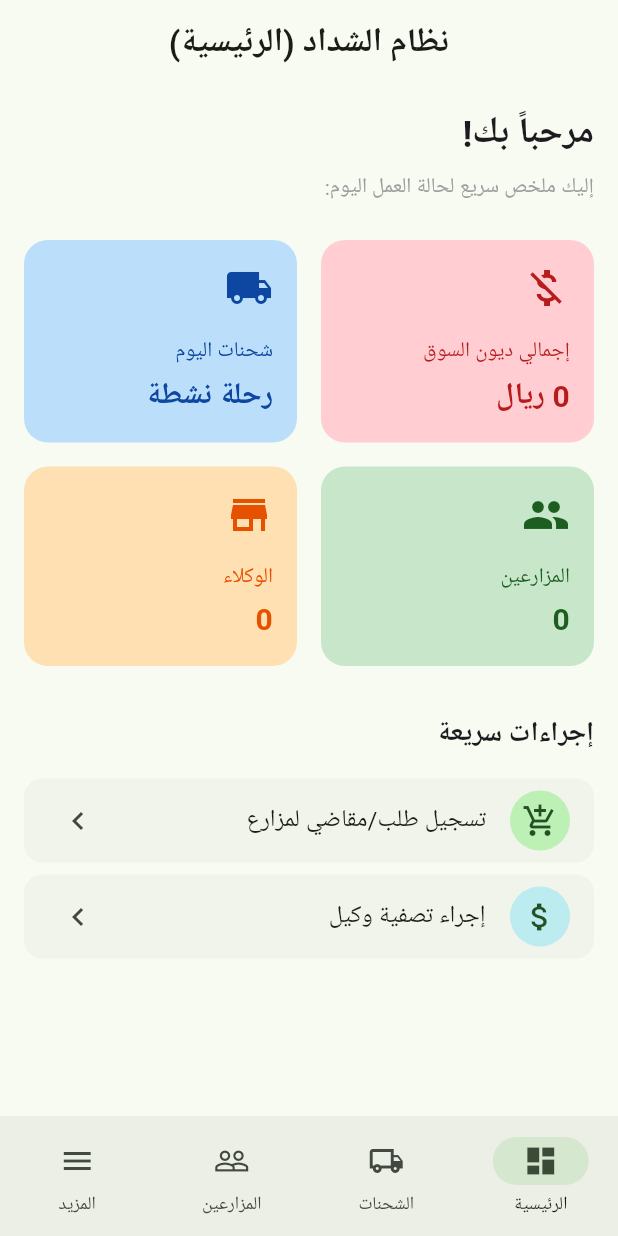
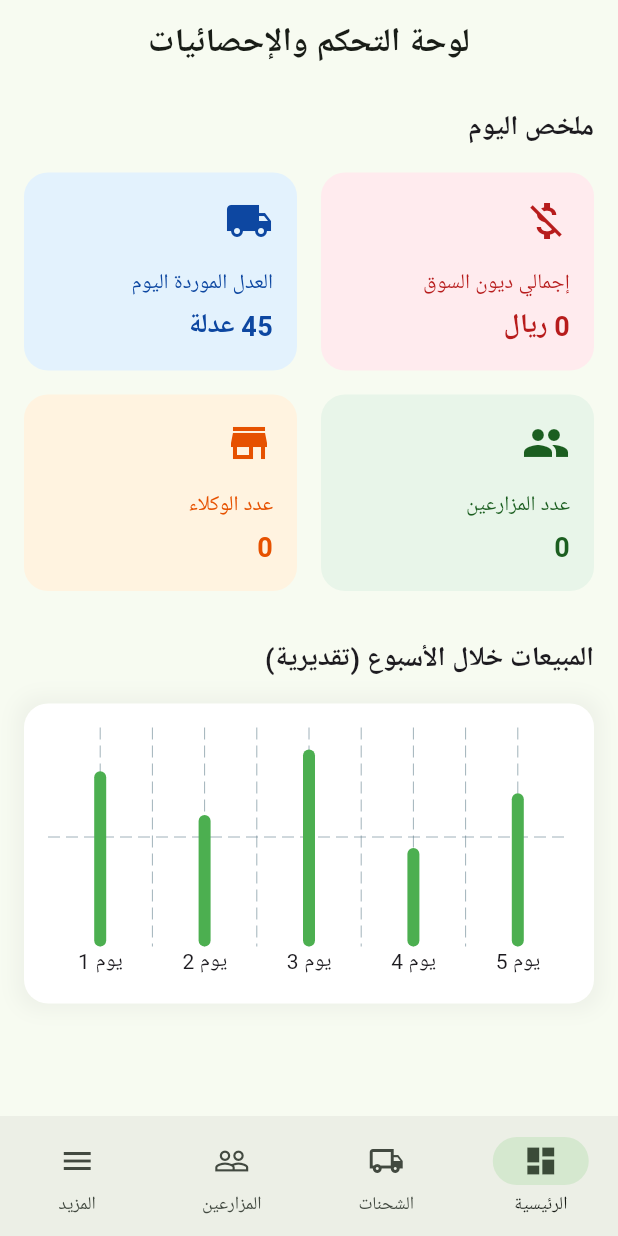
Before and after one commit to testlabt0-lab/Kate_app, a Flutter app: the screen it shows after launch, on a phone screen of 412 x 824 dp. Run offline on Flutter 3.47's test engine with Material 3 defaults, Android fonts, the phone set to English and light mode, and no system bars; drawn by our look-alikes of fl_chart; our stand-ins replace flutter_typeahead, google_fonts, pdf, printing, shared_preferences, supabase_flutter; accounts and stored records are empty; Roboto replaces fonts that are missing (Cairo).

Commit message:
feat: daily pricing, SMS tracking, visual analytics, and pdf invoicing
- Add Daily Prices database table and management screen.
- Add "Send SMS to Farmers" bulk capability via url_launcher to simplify price notification.
- Implement an interactive Bar Chart using fl_chart on the dashboard.
- Create automated Arabic PDF Invoice generation using the `pdf` and `printing` packages in the settlements screen.
- Refined the Supabase data models to support deductions.

Co-authored-by: testlabt0-lab <252477442+testlabt0-lab@users.noreply.github.com>

```diff
--- a/lib/screens/home_dashboard_screen.dart
+++ b/lib/screens/home_dashboard_screen.dart
@@ -1,5 +1,6 @@
 import 'package:flutter/material.dart';
 import 'package:provider/provider.dart';
+import 'package:fl_chart/fl_chart.dart';
 import '../providers/app_provider.dart';
 
 class HomeDashboardScreen extends StatelessWidget {
@@ -9,7 +10,7 @@ class HomeDashboardScreen extends StatelessWidget {
   Widget build(BuildContext context) {
     return Scaffold(
       appBar: AppBar(
-        title: const Text('نظام الشداد (الرئيسية)', style: TextStyle(fontWeight: FontWeight.bold)),
+        title: const Text('لوحة التحكم والإحصائيات', style: TextStyle(fontWeight: FontWeight.bold)),
         centerTitle: true,
         elevation: 0,
         backgroundColor: Colors.transparent,
@@ -21,7 +22,6 @@ class HomeDashboardScreen extends StatelessWidget {
             return const Center(child: CircularProgressIndicator());
           }
 
-          // Calculate some quick stats
           double totalMarketDebt = provider.farmers.fold(0.0, (sum, f) => sum + f.totalDebt);
           int totalFarmers = provider.farmers.length;
           int totalAgents = provider.agents.length;
@@ -31,90 +31,56 @@ class HomeDashboardScreen extends StatelessWidget {
             child: ListView(
               padding: const EdgeInsets.all(16),
               children: [
-                const Text('مرحباً بك!', style: TextStyle(fontSize: 24, fontWeight: FontWeight.bold)),
-                const SizedBox(height: 8),
-                const Text('إليك ملخص سريع لحالة العمل اليوم:', style: TextStyle(color: Colors.grey)),
-                const SizedBox(height: 24),
+                const Text('ملخص اليوم', style: TextStyle(fontSize: 18, fontWeight: FontWeight.bold)),
+                const SizedBox(height: 16),
 
-                // Main Stats Row
                 Row(
                   children: [
-                    Expanded(
-                      child: _buildStatCard(
-                        context,
-                        title: 'إجمالي ديون السوق',
-                        value: '${totalMarketDebt.toStringAsFixed(0)} ريال',
-                        icon: Icons.money_off,
-                        color: Colors.red.shade100,
-                        textColor: Colors.red.shade900,
-                      ),
-                    ),
+                    Expanded(child: _buildStatCard(context, title: 'إجمالي ديون السوق', value: '${totalMarketDebt.toStringAsFixed(0)} ريال', icon: Icons.money_off, color: Colors.red.shade50, textColor: Colors.red.shade900)),
                     const SizedBox(width: 16),
-                    Expanded(
-                      child: _buildStatCard(
-                        context,
-                        title: 'شحنات اليوم',
-                        value: 'رحلة نشطة', // Dynamic later
-                        icon: Icons.local_shipping,
-                        color: Colors.blue.shade100,
-                        textColor: Colors.blue.shade900,
-                      ),
-                    ),
+                    Expanded(child: _buildStatCard(context, title: 'العدل الموردة اليوم', value: '45 عدلة', icon: Icons.local_shipping, color: Colors.blue.shade50, textColor: Colors.blue.shade900)),
                   ],
                 ),
                 const SizedBox(height: 16),
-
-                // Secondary Stats Row
                 Row(
                   children: [
-                    Expanded(
-                      child: _buildStatCard(
-                        context,
-                        title: 'المزارعين',
-                        value: '$totalFarmers',
-                        icon: Icons.people,
-                        color: Colors.green.shade100,
-                        textColor: Colors.green.shade900,
-                      ),
-                    ),
+                    Expanded(child: _buildStatCard(context, title: 'عدد المزارعين', value: '$totalFarmers', icon: Icons.people, color: Colors.green.shade50, textColor: Colors.green.shade900)),
                     const SizedBox(width: 16),
-                    Expanded(
-                      child: _buildStatCard(
-                        context,
-                        title: 'الوكلاء',
-                        value: '$totalAgents',
-                        icon: Icons.store,
-                        color: Colors.orange.shade100,
-                        textColor: Colors.orange.shade900,
-                      ),
-                    ),
+                    Expanded(child: _buildStatCard(context, title: 'عدد الوكلاء', value: '$totalAgents', icon: Icons.store, color: Colors.orange.shade50, textColor: Colors.orange.shade900)),
                   ],
                 ),
+
                 const SizedBox(height: 32),
+                const Text('المبيعات خلال الأسبوع (تقديرية)', style: TextStyle(fontSize: 18, fontWeight: FontWeight.bold)),
+                const SizedBox(height: 16),
 
-                // Quick Actions
-                const Text('إجراءات سريعة', style: TextStyle(fontSize: 18, fontWeight: FontWeight.bold)),
-                const SizedBox(height: 16),
-                ListTile(
-                  leading: CircleAvatar(backgroundColor: Theme.of(context).colorScheme.primaryContainer, child: const Icon(Icons.add_shopping_cart)),
-                  title: const Text('تسجيل طلب/مقاضي لمزارع'),
-                  trailing: const Icon(Icons.chevron_right),
-                  tileColor: Theme.of(context).colorScheme.surfaceContainerHighest.withOpacity(0.3),
-                  shape: RoundedRectangleBorder(borderRadius: BorderRadius.circular(12)),
-                  onTap: () {
-                    // Navigate to Add Order quickly
-                  },
-                ),
-                const SizedBox(height: 8),
-                ListTile(
-                  leading: CircleAvatar(backgroundColor: Theme.of(context).colorScheme.tertiaryContainer, child: const Icon(Icons.attach_money)),
-                  title: const Text('إجراء تصفية وكيل'),
-                  trailing: const Icon(Icons.chevron_right),
-                  tileColor: Theme.of(context).colorScheme.surfaceContainerHighest.withOpacity(0.3),
-                  shape: RoundedRectangleBorder(borderRadius: BorderRadius.circular(12)),
-                  onTap: () {
-                    // Navigate to Settlements quickly
-                  },
+                // Chart section
+                Container(
+                  height: 200,
+                  padding: const EdgeInsets.all(16),
+                  decoration: BoxDecoration(color: Colors.white, borderRadius: BorderRadius.circular(16), boxShadow: [BoxShadow(color: Colors.grey.withOpacity(0.1), blurRadius: 10, spreadRadius: 5)]),
+                  child: BarChart(
+                    BarChartData(
+                      alignment: BarChartAlignment.spaceAround,
+                      maxY: 100,
+                      barTouchData: BarTouchData(enabled: false),
+                      titlesData: FlTitlesData(
+                        show: true,
+                        bottomTitles: AxisTitles(sideTitles: SideTitles(showTitles: true, getTitlesWidget: (val, meta) => Text('يوم ${val.toInt()}'))),
+                        leftTitles: const AxisTitles(sideTitles: SideTitles(showTitles: false)),
+                        topTitles: const AxisTitles(sideTitles: SideTitles(showTitles: false)),
+                        rightTitles: const AxisTitles(sideTitles: SideTitles(showTitles: false)),
+                      ),
+                      borderData: FlBorderData(show: false),
+                      barGroups: [
+                        BarChartGroupData(x: 1, barRods: [BarChartRodData(toY: 80, color: Colors.green)]),
+                        BarChartGroupData(x: 2, barRods: [BarChartRodData(toY: 60, color: Colors.green)]),
+                        BarChartGroupData(x: 3, barRods: [BarChartRodData(toY: 90, color: Colors.green)]),
+                        BarChartGroupData(x: 4, barRods: [BarChartRodData(toY: 45, color: Colors.green)]),
+                        BarChartGroupData(x: 5, barRods: [BarChartRodData(toY: 70, color: Colors.green)]),
+                      ],
+                    ),
+                  ),
                 ),
               ],
             ),
@@ -127,10 +93,7 @@ class HomeDashboardScreen extends StatelessWidget {
   Widget _buildStatCard(BuildContext context, {required String title, required String value, required IconData icon, required Color color, required Color textColor}) {
     return Container(
       padding: const EdgeInsets.all(16),
-      decoration: BoxDecoration(
-        color: color,
-        borderRadius: BorderRadius.circular(16),
-      ),
+      decoration: BoxDecoration(color: color, borderRadius: BorderRadius.circular(16)),
       child: Column(
         crossAxisAlignment: CrossAxisAlignment.start,
         children: [
@@ -138,7 +101,7 @@ class HomeDashboardScreen extends StatelessWidget {
           const SizedBox(height: 16),
           Text(title, style: TextStyle(color: textColor, fontWeight: FontWeight.w500)),
           const SizedBox(height: 4),
-          Text(value, style: TextStyle(color: textColor, fontSize: 20, fontWeight: FontWeight.bold)),
+          Text(value, style: TextStyle(color: textColor, fontSize: 18, fontWeight: FontWeight.bold)),
         ],
       ),
     );
--- a/lib/screens/more_menu_screen.dart
+++ b/lib/screens/more_menu_screen.dart
@@ -6,6 +6,7 @@ import 'farmer_orders_screen.dart';
 import 'settlements_screen.dart';
 import 'qat_types_screen.dart';
 import 'lost_items_screen.dart';
+import 'daily_prices_screen.dart';
 
 class MoreMenuScreen extends StatelessWidget {
   const MoreMenuScreen({super.key});
@@ -18,6 +19,7 @@ class MoreMenuScreen extends StatelessWidget {
         children: [
           _buildListTile(context, 'الوكلاء (العملاء)', Icons.store, const AgentsScreen()),
           _buildListTile(context, 'أنواع القات والعمولات', Icons.category, const QatTypesScreen()),
+          _buildListTile(context, 'الأسعار اليومية والرسائل SMS', Icons.monetization_on, const DailyPricesScreen(), iconColor: Colors.amber.shade700),
           _buildListTile(context, 'الناقلين', Icons.local_shipping, const TransportersScreen()),
           const Divider(),
           _buildListTile(context, 'تتبع الضياع (العدل المفقودة)', Icons.warning_amber_rounded, const LostItemsScreen(), iconColor: Colors.red),
--- a/lib/screens/settlements_screen.dart
+++ b/lib/screens/settlements_screen.dart
@@ -2,6 +2,7 @@ import 'package:flutter/material.dart';
 import 'package:provider/provider.dart';
 import '../providers/app_provider.dart';
 import '../models/agent.dart';
+import '../services/pdf_invoice_service.dart';
 
 class SettlementsScreen extends StatefulWidget {
   const SettlementsScreen({super.key});
@@ -39,7 +40,7 @@ class _SettlementsScreenState extends State<SettlementsScreen> {
                           const Text('تقرير التصفية المبدئي', style: TextStyle(fontSize: 20, fontWeight: FontWeight.bold)),
                           Text('الحوالة: ${amountController.text}'),
                           const Expanded(child: Center(child: Text('هنا تظهر مقاصة ديون المزارعين'))),
-                          ElevatedButton(onPressed: () => Navigator.pop(context), child: const Text('اعتماد التصفية')),
+                          ElevatedButton(onPressed: () { Navigator.pop(context); PdfInvoiceService.generateAndPrintSettlementInvoice(agent: selectedAgent!, totalAmount: double.parse(amountController.text), transporterFee: 5000, agentCommission: 10000, shaddadCommission: 8000, farmersTotalNet: double.parse(amountController.text) - 23000); }, child: const Text('طباعة الفاتورة (PDF) واعتماد')),
                         ],
                       ),
                     ),
--- a/pubspec.yaml
+++ b/pubspec.yaml
@@ -41,6 +41,9 @@ dependencies:
   url_launcher: ^6.3.2
   dropdown_search: ^7.0.0
   flutter_typeahead: ^6.0.0
+  fl_chart: ^1.2.0
+  pdf: ^3.12.0
+  printing: ^5.14.3
 
 dev_dependencies:
   flutter_test:
```
Also changed, not shown: lib/models/daily_price.dart (added, +35 -0 lines), lib/models/shipment.dart (+9 -1 lines), lib/screens/daily_prices_screen.dart (added, +98 -0 lines), lib/services/pdf_invoice_service.dart (added, +76 -0 lines), lib/services/supabase_service.dart (+11 -0 lines), pubspec.lock, 6 other files.
